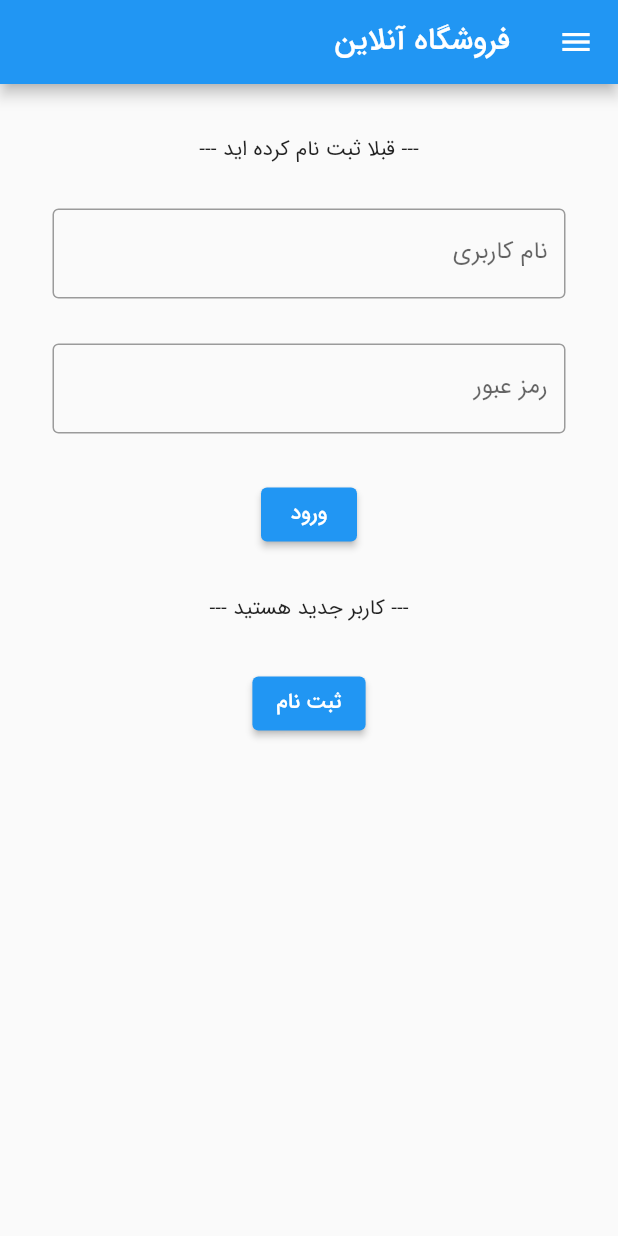
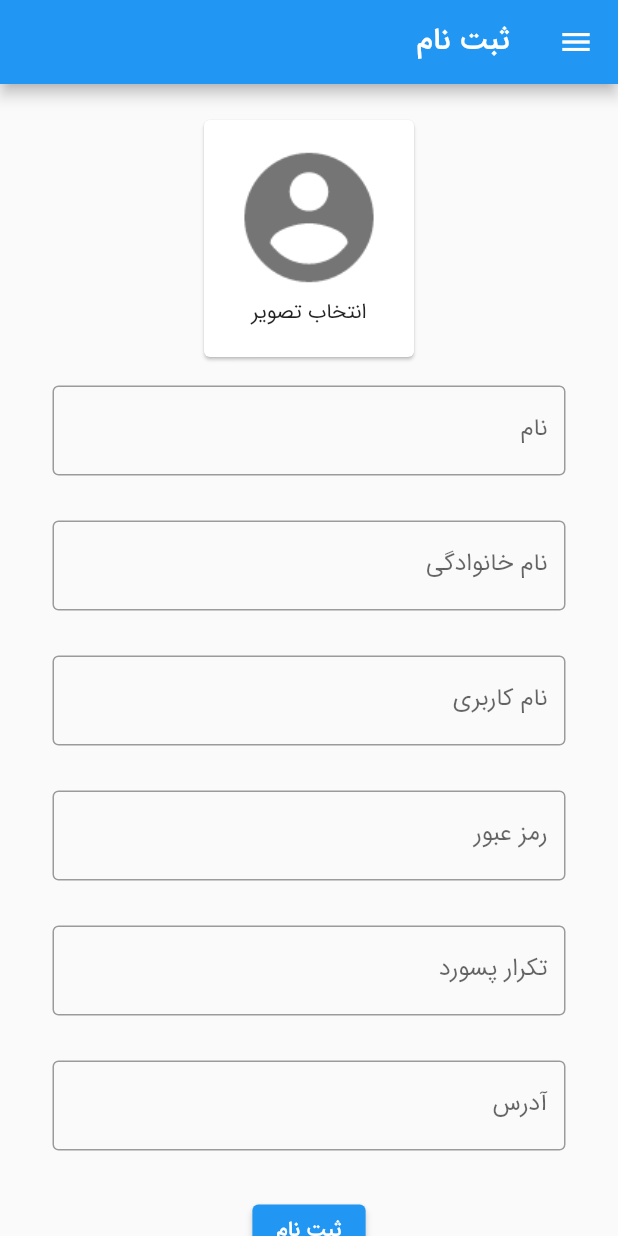
Before and after one commit to namdarzadeh/eshop, a Flutter app: the screen it shows after launch, after a tap on "ثبت نام", on a phone screen of 412 x 824 dp. Run offline on Flutter 3.47's test engine with Material 2 defaults, Android fonts, the phone set to English and light mode, and no system bars; our stand-ins replace dio, get; network calls fail; statements that could not run were skipped.

Commit message:
register Page Create

```diff
--- a/lib/assets/i18n/fa_IR.json
+++ b/lib/assets/i18n/fa_IR.json
@@ -3,7 +3,13 @@
     "business_exception": {
       "http_error_400": "خطا سمت کاربر",
       "http_error_500": "خطا سمت سرور",
-      "page_not_found": "صفحه پیدا نشد"
+      "page_not_found": "صفحه پیدا نشد",
+      "fill_all_field": "لطفا تمام فیلدها را پر کنید",
+      "infomation_incorrect": "نام کاربری و رمز عبور وارد شده صحیح نیست",
+      "repetitious_username": "این نام کاربری قبلا ساخته شده است",
+      "register_error": "ثبت کاربر با خطا مواجه شد مجدد تلاش کنید",
+      "register_successful": "ثبت نام با موفقیت انجام شد",
+      "password_verify": "پسورد ها باید یکسان باشند"
     },
     "shared": {
       "edit": "ویرایش",
--- a/lib/src/infrastructures/commons/eshop_parameters.dart
+++ b/lib/src/infrastructures/commons/eshop_parameters.dart
@@ -1,8 +1,10 @@
 import 'package:get/get.dart';
 
+import '../../pages/shared/models/person_view_model.dart';
 import '../routes/eshop_route_pages.dart';
 
 mixin EShopParameters {
   static late String fullBaseUrl;
   static List<GetPage> pages = EShopRoutePages.routes;
+  static late PersonViewModel localPersonViewModel;
 }
--- a/lib/src/infrastructures/routes/eshop_route_names.dart
+++ b/lib/src/infrastructures/routes/eshop_route_names.dart
@@ -1,4 +1,5 @@
 class EShopRouteNames {
   static const String splashScreen = '/eshop_splash_screen';
   static const String login = '/eshop_login';
+  static const String register = '/eshop_register';
 }
--- a/lib/src/infrastructures/routes/eshop_route_pages.dart
+++ b/lib/src/infrastructures/routes/eshop_route_pages.dart
@@ -1,7 +1,9 @@
+import 'package:eshop/src/pages/register/commons/binding_register_page.dart';
 import 'package:get/get.dart';
 
 import '../../pages/login/commons/binding_login_page.dart';
 import '../../pages/login/views/login_page.dart';
+import '../../pages/register/views/register_page.dart';
 import '../../pages/splash_screen/views/splash_screen_page.dart';
 import 'eshop_route_names.dart';
 
@@ -17,5 +19,10 @@ class EShopRoutePages {
       page: () => const LoginPage(),
       binding: BindingLoginPage(),
     ),
+    GetPage(
+      name: EShopRouteNames.register,
+      page: () => const RegisterPage(),
+      binding: BindingRegisterPage(),
+    ),
   ];
 }
--- a/lib/src/pages/login/views/login_page.dart
+++ b/lib/src/pages/login/views/login_page.dart
@@ -38,7 +38,9 @@ class LoginPage extends GetView<ControllerLoginPage> {
                   widget: Text(LocaleKeys.eshop_login_page_new_register.tr)),
               CustomPaddingWidget(
                   widget: ElevatedButton(
-                      onPressed: () {},
+                      onPressed: () {
+                        controller.registerClick();
+                      },
                       child: Text(LocaleKeys.eshop_shared_register.tr))),
             ],
           )),
--- /dev/null
+++ b/lib/src/pages/register/commons/binding_register_page.dart
@@ -0,0 +1,10 @@
+import 'package:get/get.dart';
+
+import '../controllers/controller_register_page.dart';
+
+class BindingRegisterPage extends Bindings {
+  @override
+  void dependencies() {
+    Get.lazyPut<ControllerRegisterPage>(ControllerRegisterPage.new);
+  }
+}
--- /dev/null
+++ b/lib/src/pages/register/views/register_page.dart
@@ -0,0 +1,72 @@
+import 'package:flutter/material.dart';
+import 'package:get/get.dart';
+
+import '../../../../eshop.dart';
+import '../../../infrastructures/utils/eshop_utils.dart';
+import '../../shared/views/custom_drawer_widget.dart';
+import '../../shared/views/custom_lable_widget.dart';
+import '../../shared/views/custom_padding_widget.dart';
+import '../controllers/controller_register_page.dart';
+
+class RegisterPage extends GetView<ControllerRegisterPage> {
+  const RegisterPage({final Key? key}) : super(key: key);
+
+  @override
+  Widget build(final BuildContext context) => Scaffold(
+        appBar: AppBar(title: Text(LocaleKeys.eshop_shared_register.tr)),
+        drawer: const CustomDrawerWidget(),
+        body: SingleChildScrollView(
+          padding: EdgeInsets.all(EShopUtils.allPagePadding()),
+          child: Center(
+              child: Column(
+            children: [
+              imagePickerCard(),
+              CustomLableWidget(
+                  controller: controller.controllerName,
+                  title: LocaleKeys.eshop_shared_name.tr),
+              CustomLableWidget(
+                  controller: controller.controllerFamily,
+                  title: LocaleKeys.eshop_shared_family.tr),
+              CustomLableWidget(
+                  controller: controller.controllerUsername,
+                  title: LocaleKeys.eshop_shared_username.tr),
+              CustomLableWidget(
+                  controller: controller.controllerPassword,
+                  title: LocaleKeys.eshop_shared_password.tr),
+              CustomLableWidget(
+                  controller: controller.controllerPasswordVerify,
+                  title: LocaleKeys.eshop_shared_password_repetition.tr),
+              CustomLableWidget(
+                  controller: controller.controllerAddress,
+                  title: LocaleKeys.eshop_shared_address.tr),
+              CustomPaddingWidget(
+                  widget: ElevatedButton(
+                      onPressed: () {
+                        controller.registerClick();
+                      },
+                      child: Text(LocaleKeys.eshop_shared_register.tr))),
+            ],
+          )),
+        ),
+      );
+
+  Card imagePickerCard() => Card(
+        child: Padding(
+          padding: EdgeInsets.all(EShopUtils.allPagePadding()),
+          child: InkWell(
+            onTap: () {},
+            child: Column(
+              children: [
+                Container(
+                    padding: EdgeInsets.only(bottom: EShopUtils.largePadding()),
+                    height: 100,
+                    width: 100,
+                    child: Image.asset('lib/assets/icons/profile.png',
+                        package: 'eshop')),
+                Text(LocaleKeys.eshop_shared_select_picture.tr)
+              ],
+            ),
+          ),
+        ),
+      );
+}
--- a/pubspec.yaml
+++ b/pubspec.yaml
@@ -30,3 +30,4 @@ flutter:
     - lib/assets/icons/
     - lib/assets/icons/shops.png
     - lib/assets/icons/download.jpg
+    - lib/assets/icons/profile.png
```
Also changed, not shown: db.json (+30 -0 lines), lib/assets/i18n/en_US.json (+7 -1 lines), lib/src/pages/login/controllers/controller_login_page.dart (+24 -13 lines), lib/src/pages/register/controllers/controller_register_page.dart (added, +83 -0 lines), lib/src/pages/register/repositories/repositories_register_page.dart (added, +30 -0 lines), lib/assets/icons/profile.png (added), lib/generated/locales.g.dart.
